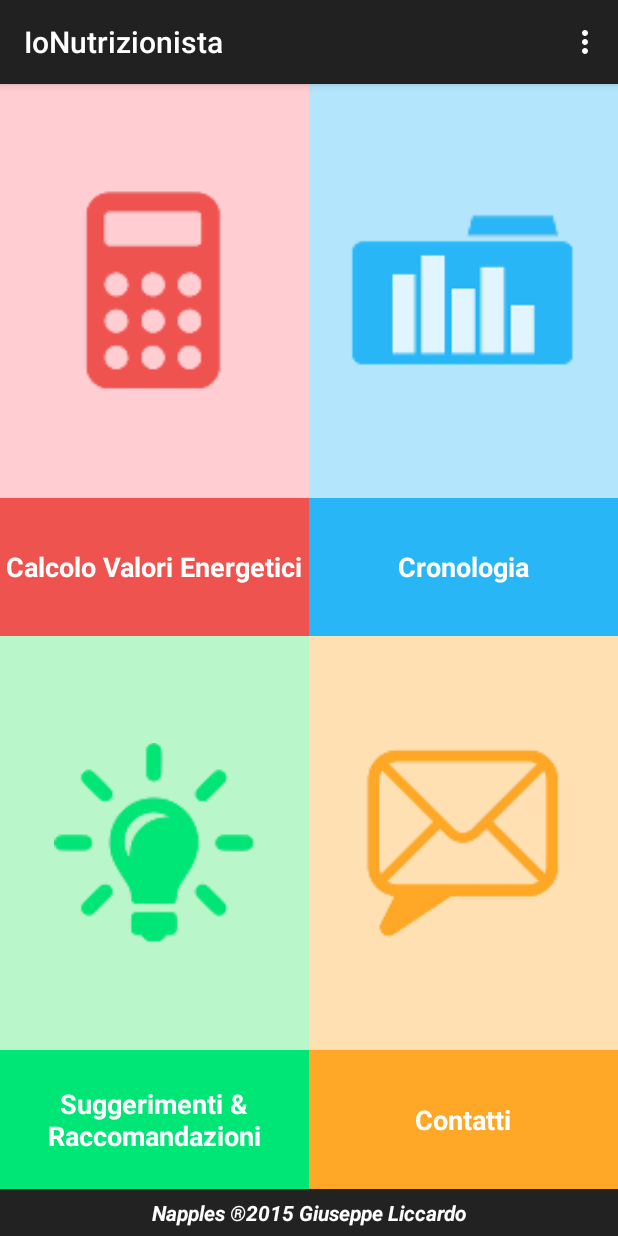
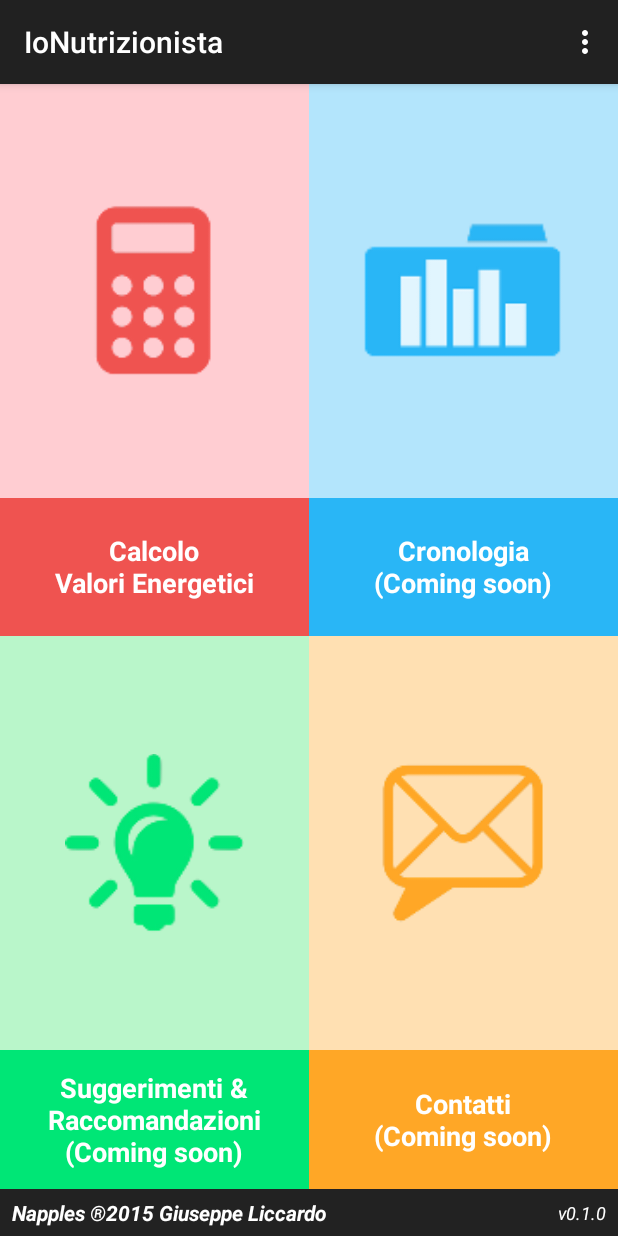
Before and after one commit to GLiccardo/IoNutrizionista, an Android app: the screen it shows after launch (MainActivity), on a phone screen of 412 x 824 dp. Run offline under Robolectric (Android 15) with nearby library versions, the phone set to English and light mode, and no system bars.

Commit message:
Update 25/07: * V0.1 completa

```diff
--- a/app/src/main/res/layout/activity_main.xml
+++ b/app/src/main/res/layout/activity_main.xml
@@ -27,7 +27,7 @@
                 android:layout_width="match_parent"
                 android:layout_height="0dp"
                 android:layout_weight="0.75"
-                android:padding="35dp"
+                android:padding="45dp"
                 android:background="@color/red100"
                 android:contentDescription="@string/text_view_quadrante_nordovest" />
 
@@ -58,7 +58,7 @@
                 android:layout_width="match_parent"
                 android:layout_height="0dp"
                 android:layout_weight="0.75"
-                android:padding="27dp"
+                android:padding="36dp"
                 android:background="@color/light_blue100"
                 android:contentDescription="@string/text_view_quadrante_nordest" />
 
@@ -66,7 +66,6 @@
                 android:layout_width="match_parent"
                 android:layout_height="0dp"
                 android:layout_weight="0.25"
-                android:maxLines="1"
                 android:background="@color/light_blue400"
                 android:gravity="center"
                 android:text="@string/text_view_quadrante_nordest"
@@ -84,7 +83,7 @@
         android:layout_weight="4.8"
         android:orientation="horizontal"
         android:background="@color/red500"
-        android:baselineAligned="false">
+        android:baselineAligned="false" >
 
         <LinearLayout
             android:id="@+id/sud_ovest"
@@ -100,7 +99,7 @@
                 android:layout_width="match_parent"
                 android:layout_height="0dp"
                 android:layout_weight="0.75"
-                android:padding="36dp"
+                android:padding="43dp"
                 android:background="@color/greenA100"
                 android:contentDescription="@string/text_view_quadrante_sudovest" />
 
@@ -131,7 +130,7 @@
                 android:layout_width="match_parent"
                 android:layout_height="0dp"
                 android:layout_weight="0.75"
-                android:padding="37dp"
+                android:padding="48dp"
                 android:background="@color/orange100"
                 android:contentDescription="@string/text_view_quadrante_sudest" />
 
@@ -139,7 +138,6 @@
                 android:layout_width="match_parent"
                 android:layout_height="0dp"
                 android:layout_weight="0.25"
-                android:maxLines="1"
                 android:background="@color/orange400"
                 android:gravity="center"
                 android:text="@string/text_view_quadrante_sudest"
@@ -152,19 +150,39 @@
     </LinearLayout>
 
 
-    <!-- Crediti -->
-    <TextView
-        android:id="@+id/crediti"
+    <!-- Crediti & Versione -->
+    <LinearLayout
         android:layout_width="match_parent"
         android:layout_height="0dp"
         android:layout_weight="0.4"
         android:orientation="horizontal"
         android:background="#222222"
-        android:gravity="center"
-        android:text="@string/text_view_crediti"
-        android:textSize="@dimen/font_size_medio"
-        android:textColor="@color/white"
-        android:textStyle="bold|italic"/>
+        android:baselineAligned="false" >
 
+        <TextView
+            android:id="@+id/crediti"
+            android:layout_width="match_parent"
+            android:layout_height="match_parent"
+            android:layout_weight="1"
+            android:paddingLeft="8dp"
+            android:gravity="center_vertical"
+            android:text="@string/text_view_crediti"
+            android:textSize="@dimen/font_size_medio"
+            android:textColor="@color/white"
+            android:textStyle="bold|italic" />
+
+        <TextView
+            android:id="@+id/versione"
+            android:layout_width="match_parent"
+            android:layout_height="match_parent"
+            android:layout_weight="6"
+            android:paddingRight="8dp" android:paddingEnd="8dp"
+            android:gravity="center_vertical|end"
+            android:text="@string/text_view_versione"
+            android:textSize="@dimen/font_size_piccolo"
+            android:textColor="@color/white"
+            android:textStyle="italic" />
+
+    </LinearLayout>
 
 </LinearLayout>
--- a/app/src/main/res/values/strings.xml
+++ b/app/src/main/res/values/strings.xml
@@ -7,11 +7,12 @@
     <string name="action_settings">Impostazioni</string>
 
     <!-- Main Activity -->
-    <string name="text_view_quadrante_nordovest">Calcolo Valori Energetici</string>
-    <string name="text_view_quadrante_nordest">Cronologia</string>
-    <string name="text_view_quadrante_sudovest">Suggerimenti &amp; Raccomandazioni</string>
-    <string name="text_view_quadrante_sudest">Contatti</string>
+    <string name="text_view_quadrante_nordovest">Calcolo\nValori Energetici</string>
+    <string name="text_view_quadrante_nordest">Cronologia\n(Coming soon)</string>
+    <string name="text_view_quadrante_sudovest">Suggerimenti &amp; Raccomandazioni (Coming soon)</string>
+    <string name="text_view_quadrante_sudest">Contatti\n(Coming soon)</string>
     <string name="text_view_crediti">Napples ®2015 Giuseppe Liccardo</string>
+    <string name="text_view_versione">v0.1.0</string>
 
     <!-- Label Icone Lista Sezioni -->
     <string name="dati_paziente">Dati Paziente</string>
```
